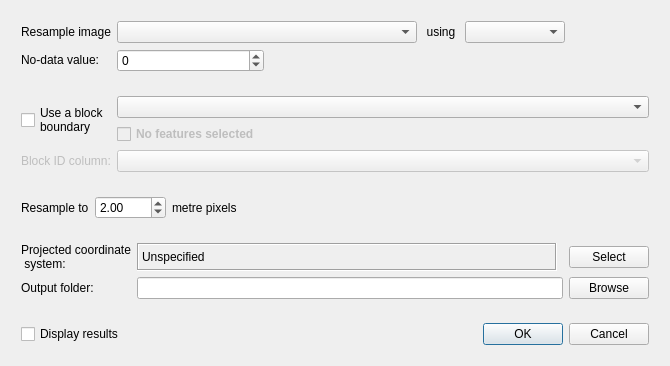
The window that pat/gui/resampleImageToBlock_dialog_base.ui (CSIRO-Precision-Agriculture/PAT_QGIS_Plugin) describes before a commit, drawn with Qt 5.
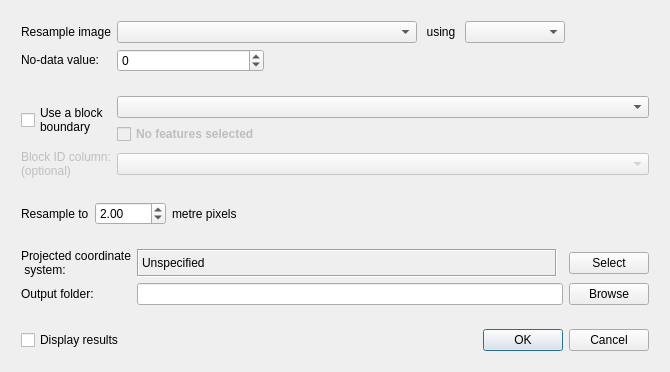
The same window after the commit. Custom widgets are drawn as their Qt base class.

Commit message: Bug fixes for Calc Image Indicies and Resample Image band to block tools. Added blank column to combobox for use when groupby is not required. pyPrecAg changes    - Now supports Null's, None and blank strings ('') in the block id column.    - Added check for overlapping geometry between raster and polygons.

Patch:
```diff
--- a/pat/gui/resampleImageToBlock_dialog_base.ui
+++ b/pat/gui/resampleImageToBlock_dialog_base.ui
@@ -531,7 +531,10 @@
             </sizepolicy>
            </property>
            <property name="text">
-            <string>Block ID column:</string>
+            <string>&lt;html&gt;&lt;head/&gt;&lt;body&gt;&lt;p&gt;Block ID column:(optional)&lt;/p&gt;&lt;/body&gt;&lt;/html&gt;</string>
+           </property>
+           <property name="wordWrap">
+            <bool>true</bool>
            </property>
           </widget>
          </item>
```
The commit also changes 3 other files.
